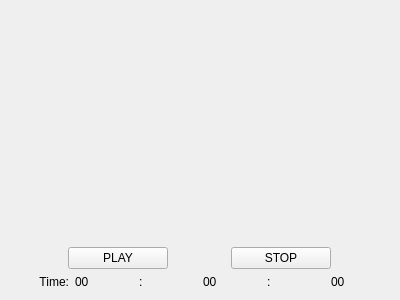
Qt form Implementation/src/view/gui/widgets/ControlPanelWidget.ui (eBabiano/AVPerformance) before a commit.
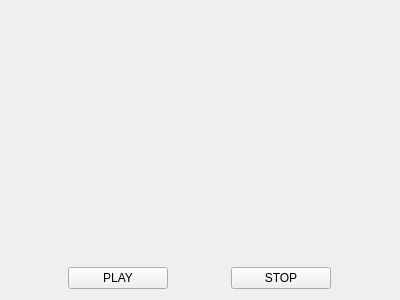
The same form after that commit.

Patch:
```diff
--- a/Implementation/src/view/gui/widgets/ControlPanelWidget.ui
+++ b/Implementation/src/view/gui/widgets/ControlPanelWidget.ui
@@ -57,58 +57,6 @@
      </item>
     </layout>
    </item>
-   <item>
-    <layout class="QGridLayout" name="gridLayout">
-     <item row="0" column="0">
-      <widget class="QLabel" name="label">
-       <property name="layoutDirection">
-        <enum>Qt::LeftToRight</enum>
-       </property>
-       <property name="text">
-        <string>Time:</string>
-       </property>
-       <property name="alignment">
-        <set>Qt::AlignRight|Qt::AlignTrailing|Qt::AlignVCenter</set>
-       </property>
-      </widget>
-     </item>
-     <item row="0" column="3">
-      <widget class="QLabel" name="secLabel">
-       <property name="text">
-        <string>00</string>
-       </property>
-      </widget>
-     </item>
-     <item row="0" column="1">
-      <widget class="QLabel" name="minLabel">
-       <property name="text">
-        <string>00</string>
-       </property>
-      </widget>
-     </item>
-     <item row="0" column="5">
-      <widget class="QLabel" name="milLabel">
-       <property name="text">
-        <string>00</string>
-       </property>
-      </widget>
-     </item>
-     <item row="0" column="2">
-      <widget class="QLabel" name="label_5">
-       <property name="text">
-        <string>:</string>
-       </property>
-      </widget>
-     </item>
-     <item row="0" column="4">
-      <widget class="QLabel" name="label_6">
-       <property name="text">
-        <string>:</string>
-       </property>
-      </widget>
-     </item>
-    </layout>
-   </item>
   </layout>
  </widget>
  <resources/>
```
